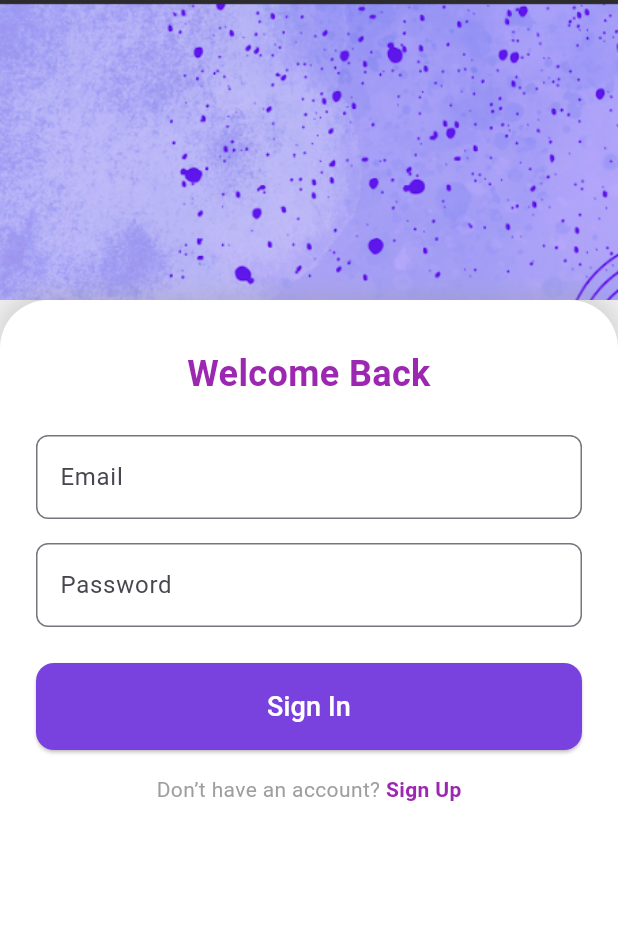
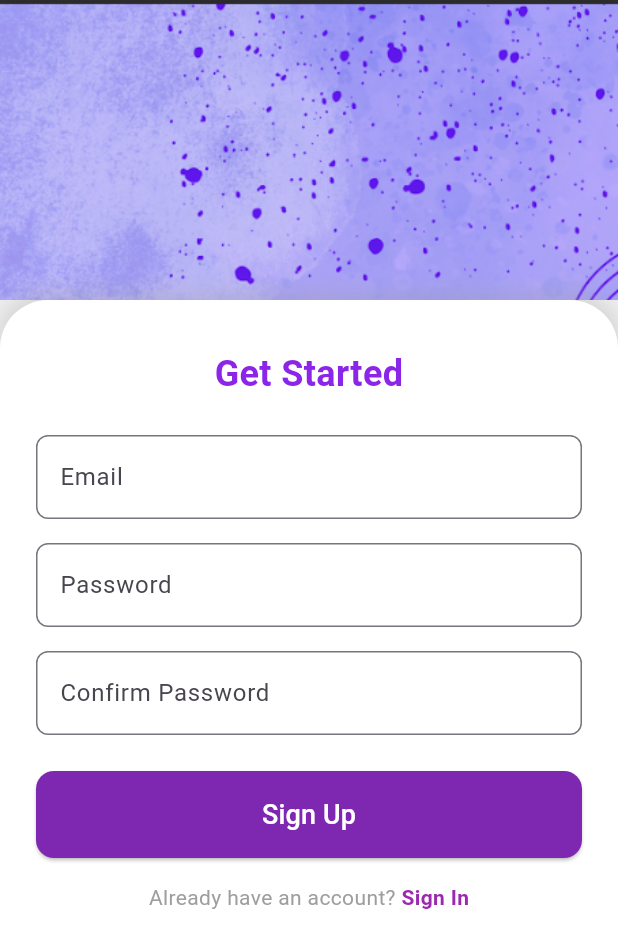
Before and after one commit to zannatul-prome/_133_fa_10, a Flutter app: the screen it shows after launch, after a tap on "Sign Up", on a phone screen of 412 x 824 dp. Shown: the top 948 px of the screen. Run offline on Flutter 3.47's test engine with Material 3 defaults, Android fonts, the phone set to English and light mode, and no system bars.

Commit message:
fixed the image

```diff
--- a/lib/finalwelcomepage.dart
+++ b/lib/finalwelcomepage.dart
@@ -15,6 +15,7 @@ void main() {
                 image: DecorationImage(
                   image: AssetImage('assets/image.png'),
                   fit: BoxFit.cover,
+                  alignment: Alignment.topCenter,
                 ),
               ),
             ),
@@ -83,7 +84,7 @@ void main() {
                         print('Sign In pressed');
                       },
                       style: ElevatedButton.styleFrom(
-                        backgroundColor: Colors.purple,
+                        backgroundColor: const Color.fromARGB(255, 121, 66, 223),
                         padding: EdgeInsets.symmetric(vertical: 16),
                         shape: RoundedRectangleBorder(
                           borderRadius: BorderRadius.circular(12),
@@ -91,7 +92,7 @@ void main() {
                       ),
                       child: Text(
                         'Sign In',
-                        style: TextStyle(fontSize: 18),
+                        style: TextStyle(fontSize: 18,color: Colors.white, ),
 
                       ),
                     ),
--- a/lib/main.dart
+++ b/lib/main.dart
@@ -5,7 +5,7 @@ void main() {
     MaterialApp(
       debugShowCheckedModeBanner: false,
       home: Scaffold(
-        backgroundColor: Colors.grey[200], // light background to show card shape
+        backgroundColor: Colors.grey[200], // light grey background
         body: Column(
           children: [
             // Top image
@@ -36,7 +36,7 @@ void main() {
                       color: Colors.grey.withOpacity(0.3),
                       spreadRadius: 2,
                       blurRadius: 10,
-                      offset: Offset(0, -3),
+                      offset: Offset(0, -3), // shadow above the card
                     ),
                   ],
                 ),
@@ -45,12 +45,12 @@ void main() {
                   children: [
                     // Title
                     Text(
-                      'Welcome Back',
+                      'Get Started',
                       textAlign: TextAlign.center,
                       style: TextStyle(
                         fontSize: 24,
                         fontWeight: FontWeight.bold,
-                        color: Colors.purple,
+                        color: const Color.fromARGB(255, 139, 38, 233),
                       ),
                     ),
                     SizedBox(height: 24),
@@ -76,45 +76,57 @@ void main() {
                         ),
                       ),
                     ),
+                    SizedBox(height: 16),
+
+                    // Confirm Password TextField
+                    TextField(
+                      obscureText: true,
+                      decoration: InputDecoration(
+                        hintText: 'Confirm Password',
+                        border: OutlineInputBorder(
+                          borderRadius: BorderRadius.circular(8),
+                        ),
+                      ),
+                    ),
                     SizedBox(height: 24),
 
-                    // Sign In button
+                    // Sign Up button
                     ElevatedButton(
                       onPressed: () {
-                        print('Sign In pressed');
+                        print('Sign Up pressed');
                       },
                       style: ElevatedButton.styleFrom(
-                        backgroundColor: const Color.fromARGB(255, 121, 66, 223),
+                        backgroundColor: const Color.fromARGB(255, 126, 39, 176),
                         padding: EdgeInsets.symmetric(vertical: 16),
                         shape: RoundedRectangleBorder(
                           borderRadius: BorderRadius.circular(12),
                         ),
                       ),
                       child: Text(
-                        'Sign In',
-                        style: TextStyle(fontSize: 18,color: Colors.white, ),
-
+                        'Sign Up',
+                        style: TextStyle(fontSize: 18,color: Colors.white),
                       ),
                     ),
                     SizedBox(height: 16),
 
-                    // Sign Up link
+                    // Sign In link
                     Row(
                       mainAxisAlignment: MainAxisAlignment.center,
                       children: [
                         Text(
-                          'Don’t have an account? ',
+                          'Already have an account? ',
                           style: TextStyle(color: Colors.grey),
                         ),
                         GestureDetector(
                           onTap: () {
-                            print('Sign Up pressed');
+                            print('Sign In pressed');
                           },
                           child: Text(
-                            'Sign Up',
+                            'Sign In',
                             style: TextStyle(
                               color: Colors.purple,
                               fontWeight: FontWeight.bold,
+
                             ),
                           ),
                         ),
```
